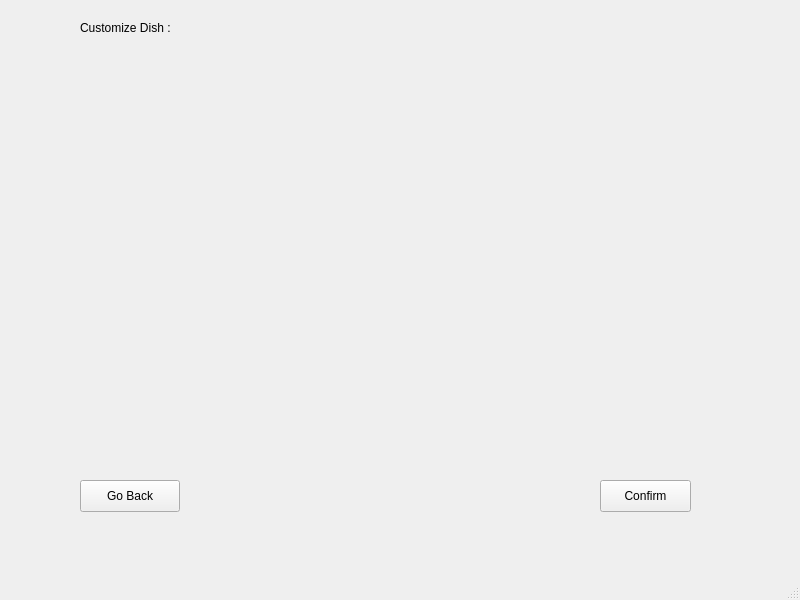
First picture: the form in FoodOrderingApp/dish.ui, repository xyang2316/OOP-project, before the edit.
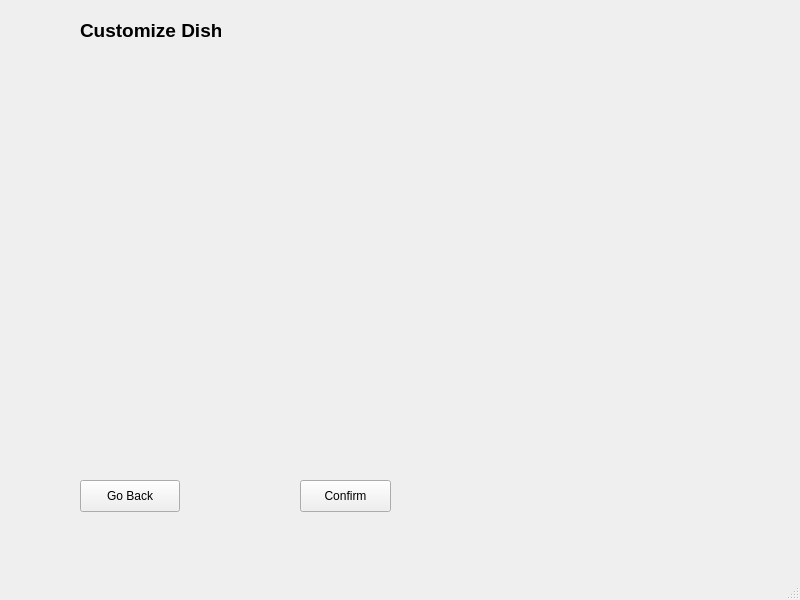
Second picture: the form after the edit.

```diff
--- a/FoodOrderingApp/dish.ui
+++ b/FoodOrderingApp/dish.ui
@@ -20,9 +20,15 @@
       <x>80</x>
       <y>20</y>
       <width>141</width>
-      <height>16</height>
+      <height>21</height>
      </rect>
     </property>
+    <property name="font">
+     <font>
+      <pointsize>14</pointsize>
+      <bold>true</bold>
+     </font>
+    </property>
     <property name="text">
      <string>Customize Dish :</string>
     </property>
@@ -46,7 +52,7 @@
       <x>80</x>
       <y>50</y>
       <width>311</width>
-      <height>391</height>
+      <height>411</height>
      </rect>
     </property>
     <layout class="QVBoxLayout" name="verticalLayout"/>
@@ -54,7 +60,7 @@
    <widget class="QPushButton" name="confirmButton">
     <property name="geometry">
      <rect>
-      <x>600</x>
+      <x>300</x>
       <y>480</y>
       <width>91</width>
       <height>32</height>
```
Left out of the diff: 2 changed lines with no effect on the pictures.
